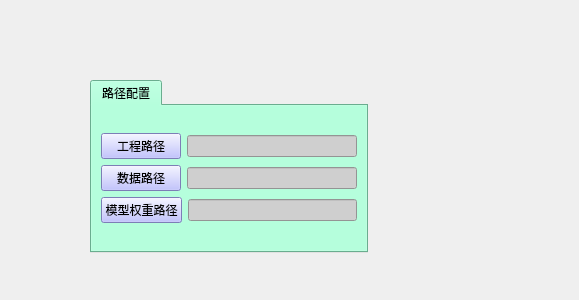
Old version of the form 配置页面.ui in the repository cgsdfc/object-detection-ui.
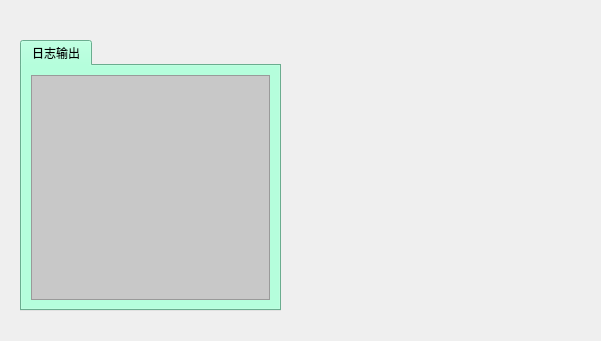
New version of the form.

The edit to the form file:
```diff
--- a/配置页面.ui
+++ b/配置页面.ui
@@ -6,8 +6,8 @@
    <rect>
     <x>0</x>
     <y>0</y>
-    <width>579</width>
-    <height>300</height>
+    <width>601</width>
+    <height>341</height>
    </rect>
   </property>
   <property name="windowTitle">
@@ -16,10 +16,10 @@
   <widget class="QTabWidget" name="tabWidget">
    <property name="geometry">
     <rect>
-     <x>90</x>
-     <y>80</y>
-     <width>278</width>
-     <height>173</height>
+     <x>20</x>
+     <y>40</y>
+     <width>261</width>
+     <height>271</height>
     </rect>
    </property>
    <property name="palette">
@@ -442,79 +442,15 @@
    </property>
    <widget class="QWidget" name="tab">
     <attribute name="title">
-     <string>路径配置</string>
+     <string>日志输出</string>
     </attribute>
-    <layout class="QVBoxLayout" name="verticalLayout_3">
-     <item>
-      <layout class="QVBoxLayout" name="verticalLayout_2">
-       <item>
-        <layout class="QVBoxLayout" name="verticalLayout">
-         <item>
-          <layout class="QHBoxLayout" name="horizontalLayout">
-           <item>
-            <widget class="QPushButton" name="load_train_path">
-             <property name="styleSheet">
-              <string notr="true">background-color: rgb(175, 177, 255);</string>
-             </property>
-             <property name="text">
-              <string>工程路径</string>
-             </property>
-            </widget>
-           </item>
-           <item>
-            <widget class="QLineEdit" name="load_train_pic_path">
-             <property name="styleSheet">
-              <string notr="true">background-color: rgb(207, 207, 207);</string>
-             </property>
-            </widget>
-           </item>
-          </layout>
-         </item>
-         <item>
-          <layout class="QHBoxLayout" name="horizontalLayout_2">
-           <item>
-            <widget class="QPushButton" name="load_train_path_2">
-             <property name="styleSheet">
-              <string notr="true">background-color: rgb(175, 177, 255);</string>
-             </property>
-             <property name="text">
-              <string>数据路径</string>
-             </property>
-            </widget>
-           </item>
-           <item>
-            <widget class="QLineEdit" name="load_train_pic_path_2">
-             <property name="styleSheet">
-              <string notr="true">background-color: rgb(207, 207, 207);</string>
-             </property>
-            </widget>
-           </item>
-          </layout>
-         </item>
-        </layout>
-       </item>
-       <item>
-        <layout class="QHBoxLayout" name="horizontalLayout_3">
-         <item>
-          <widget class="QPushButton" name="load_train_path_3">
-           <property name="styleSheet">
-            <string notr="true">background-color: rgb(175, 177, 255);</string>
-           </property>
-           <property name="text">
-            <string>模型权重路径</string>
-           </property>
-          </widget>
-         </item>
-         <item>
-          <widget class="QLineEdit" name="load_train_pic_path_3">
-           <property name="styleSheet">
-            <string notr="true">background-color: rgb(207, 207, 207);</string>
-           </property>
-          </widget>
-         </item>
-        </layout>
-       </item>
-      </layout>
+    <layout class="QGridLayout" name="gridLayout_10">
+     <item row="0" column="0">
+      <widget class="QTextEdit" name="te_screen_display">
+       <property name="styleSheet">
+        <string notr="true">background-color: rgb(200, 200, 200);</string>
+       </property>
+      </widget>
      </item>
     </layout>
    </widget>
```
Left out of the diff: 7 changed lines with no effect on the pictures.
